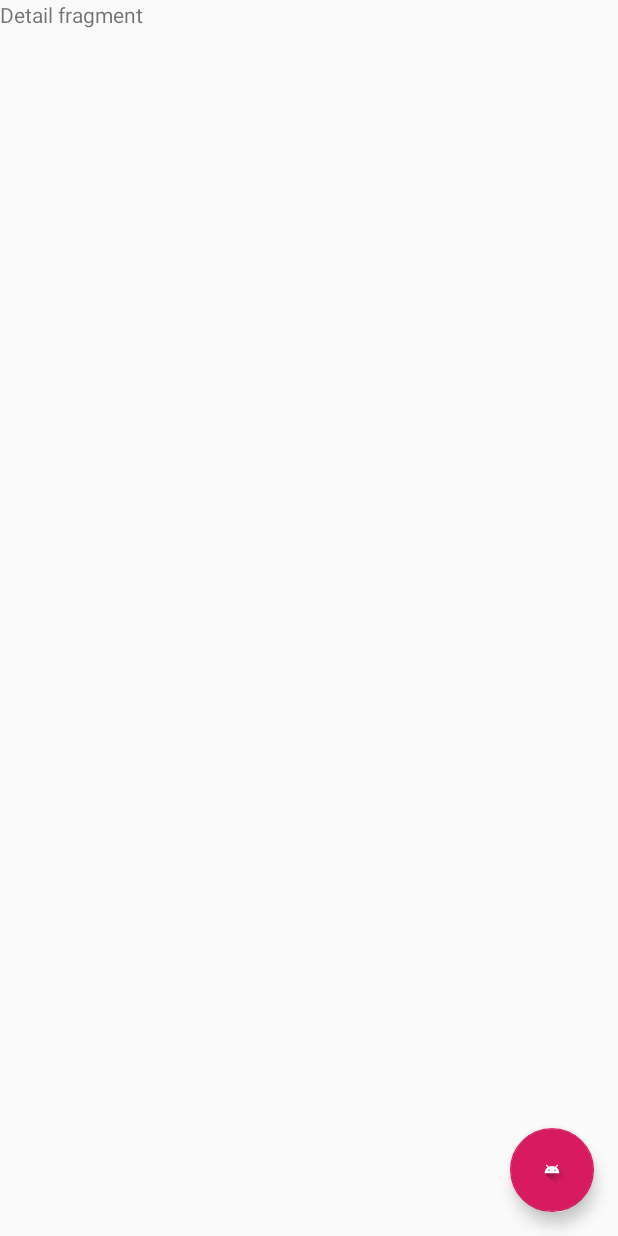
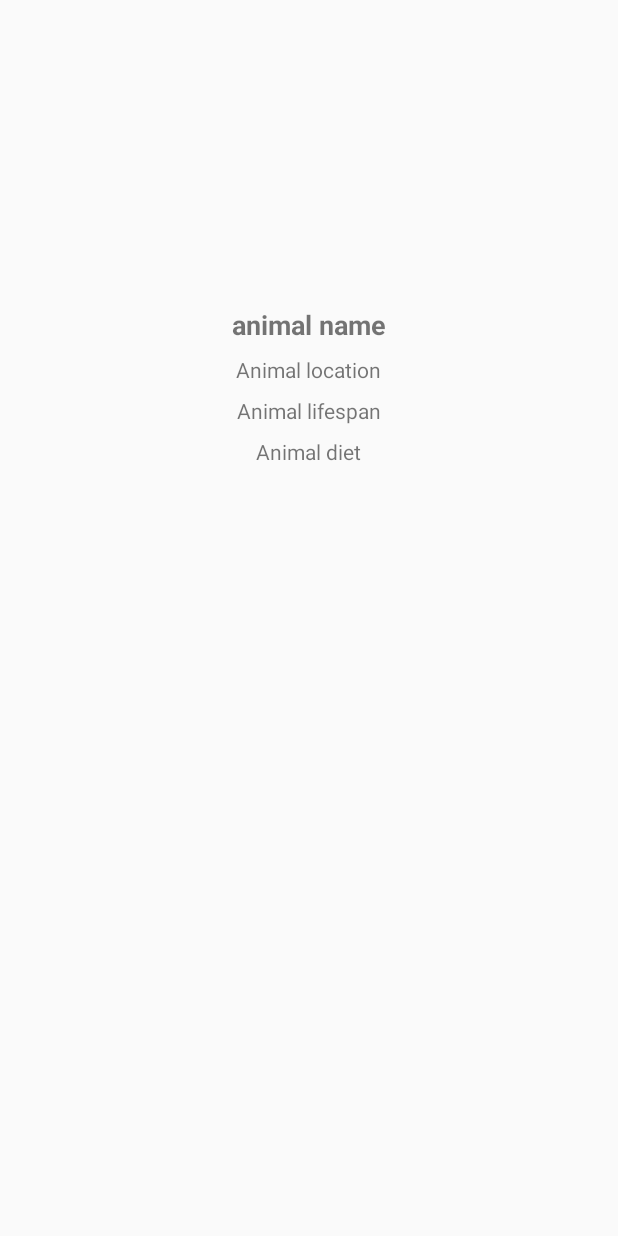
Before and after one commit to martinGele/Kotlin-Clean-Architecture, an Android app: the layout fragment_detail.xml on its own in the app's theme, with its tools: preview values and no code run, on a phone screen of 412 x 824 dp. Run offline under Robolectric (Android 15) with nearby library versions, the phone set to English and light mode, and no system bars; network calls fail.

Commit message:
Changes for detail screen passing with parcelable

```diff
--- a/app/src/main/AndroidManifest.xml
+++ b/app/src/main/AndroidManifest.xml
@@ -1,14 +1,18 @@
 <?xml version="1.0" encoding="utf-8"?>
 <manifest xmlns:android="http://schemas.android.com/apk/res/android"
+    xmlns:tools="http://schemas.android.com/tools"
     package="com.martin.kotlinclean">
 
+
+    <uses-permission android:name="android.permission.INTERNET"/>
     <application
         android:allowBackup="true"
         android:icon="@mipmap/ic_launcher"
         android:label="@string/app_name"
         android:roundIcon="@mipmap/ic_launcher_round"
         android:supportsRtl="true"
-        android:theme="@style/AppTheme">
+        android:theme="@style/AppTheme"
+        tools:ignore="GoogleAppIndexingWarning">
         <activity android:name=".view.MainActivity">
             <intent-filter>
                 <action android:name="android.intent.action.MAIN" />
--- a/app/src/main/java/com/martin/kotlinclean/util/utils.kt
+++ b/app/src/main/java/com/martin/kotlinclean/util/utils.kt
@@ -11,7 +11,7 @@ import com.martin.kotlinclean.R
 fun getProgressDrawable(contex: Context): CircularProgressDrawable {
 
     return CircularProgressDrawable(contex).apply {
-        strokeWidth = 10f
+        strokeWidth = 6f
         centerRadius = 50f
         start()
     }
--- a/app/src/main/java/com/martin/kotlinclean/view/ListFragment.kt
+++ b/app/src/main/java/com/martin/kotlinclean/view/ListFragment.kt
@@ -69,7 +69,7 @@ class ListFragment : Fragment() {
 
             listError.visibility= View.GONE
             loadingView.visibility= View.VISIBLE
-            viewModel.refresh()
+            viewModel.hardRefresh()
 
             refresh_layout.isRefreshing= false
         }
--- a/app/src/main/res/layout/fragment_detail.xml
+++ b/app/src/main/res/layout/fragment_detail.xml
@@ -1,27 +1,50 @@
 <?xml version="1.0" encoding="utf-8"?>
-<androidx.constraintlayout.widget.ConstraintLayout xmlns:android="http://schemas.android.com/apk/res/android"
-    xmlns:app="http://schemas.android.com/apk/res-auto"
+<LinearLayout xmlns:android="http://schemas.android.com/apk/res/android"
     xmlns:tools="http://schemas.android.com/tools"
     android:layout_width="match_parent"
     android:layout_height="match_parent"
+    android:gravity="center_horizontal"
+    android:orientation="vertical"
     tools:context=".view.DetailFragment">
 
-    <!-- TODO: Update blank fragment layout -->
+    <ImageView
+        android:id="@+id/animalImage"
+        android:layout_width="match_parent"
+        android:layout_height="wrap_content"
+        android:minHeight="200dp"
+        android:scaleType="center" />
+
     <TextView
-        android:layout_width="match_parent"
-        android:layout_height="match_parent"
-        android:text="Detail fragment" />
-
-    <com.google.android.material.floatingactionbutton.FloatingActionButton
-        android:id="@+id/backToList"
+        android:id="@+id/animalName"
+        style="@style/Title"
         android:layout_width="wrap_content"
         android:layout_height="wrap_content"
-        android:layout_marginEnd="16dp"
-        android:layout_marginBottom="16dp"
-        android:clickable="true"
-        android:src="@drawable/ic_launcher_foreground"
-        app:layout_constraintBottom_toBottomOf="parent"
-        app:layout_constraintEnd_toEndOf="parent" />
+        android:layout_margin="4dp"
+        android:text="animal name" />
+
+    <TextView
+        android:id="@+id/animalLocation"
+        style="@style/Text"
+        android:layout_width="wrap_content"
+        android:layout_height="wrap_content"
+        android:layout_margin="4dp"
+        android:text="Animal location" />
+
+    <TextView
+        android:id="@+id/animalLifespan"
+        style="@style/Text"
+        android:layout_width="wrap_content"
+        android:layout_height="wrap_content"
+        android:layout_margin="4dp"
+        android:text="Animal lifespan" />
+
+    <TextView
+        android:id="@+id/animalDiet"
+        style="@style/Text"
+        android:layout_width="wrap_content"
+        android:layout_height="wrap_content"
+        android:layout_margin="4dp"
+        android:text="Animal diet" />
 
 
-</androidx.constraintlayout.widget.ConstraintLayout>
+</LinearLayout>
--- a/app/src/main/res/layout/item_animal.xml
+++ b/app/src/main/res/layout/item_animal.xml
@@ -2,6 +2,8 @@
 <androidx.constraintlayout.widget.ConstraintLayout xmlns:android="http://schemas.android.com/apk/res/android"
     xmlns:app="http://schemas.android.com/apk/res-auto"
     android:layout_width="match_parent"
+    android:layout_margin="3dp"
+    android:id="@+id/animalLayout"
     android:layout_height="wrap_content"
     android:orientation="vertical">
 
--- a/app/src/main/res/navigation/animal_nav.xml
+++ b/app/src/main/res/navigation/animal_nav.xml
@@ -22,5 +22,8 @@
         <action
             android:id="@+id/actionList"
             app:destination="@id/listFragment" />
+        <argument
+            android:name="animal "
+            app:argType="com.martin.kotlinclean.model.Animal" />
     </fragment>
 </navigation>
```
Also changed, not shown: app/src/main/java/com/martin/kotlinclean/model/Animal.kt (+97 -5 lines), app/src/main/java/com/martin/kotlinclean/util/SharedPreferencesHelper.kt (added, +18 -0 lines), app/src/main/java/com/martin/kotlinclean/view/AnimalListAdapter.kt (+7 -0 lines), app/src/main/java/com/martin/kotlinclean/view/DetailFragment.kt (+20 -3 lines), app/src/main/java/com/martin/kotlinclean/viewmodel/ListViewModel.kt (+32 -5 lines), app/src/main/res/layout/fragment_list.xml (+2 -12 lines).
